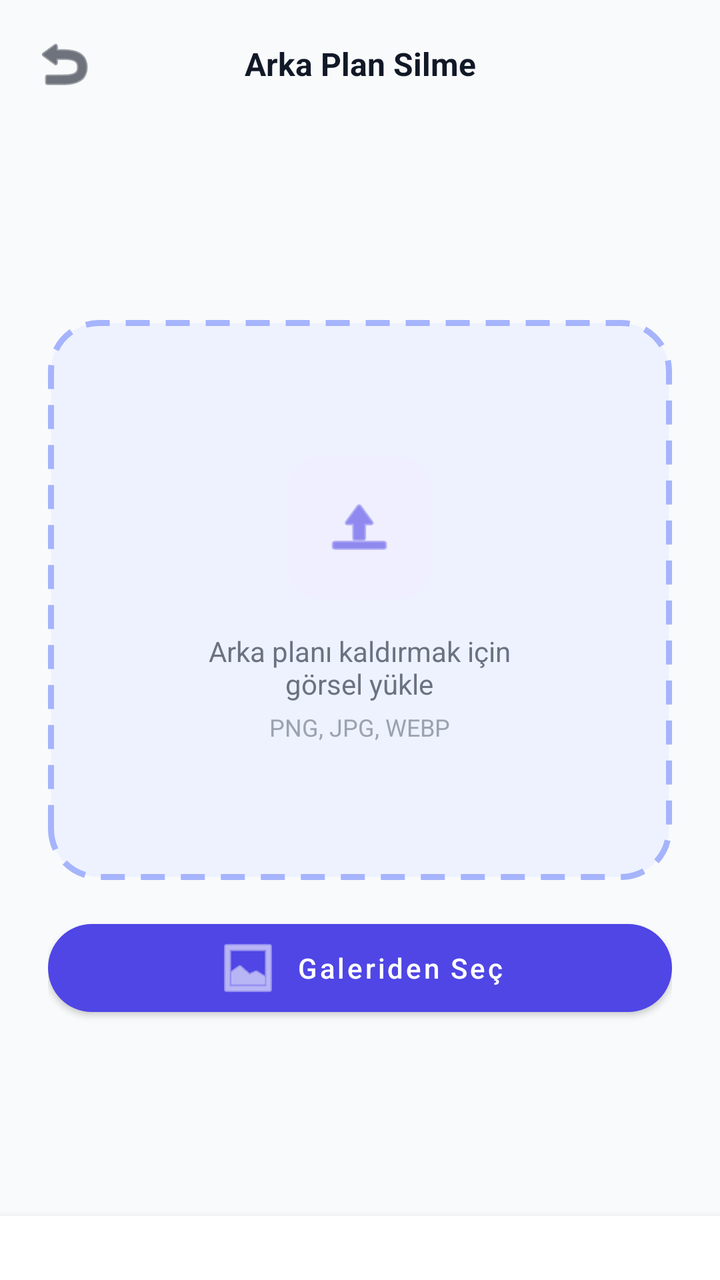
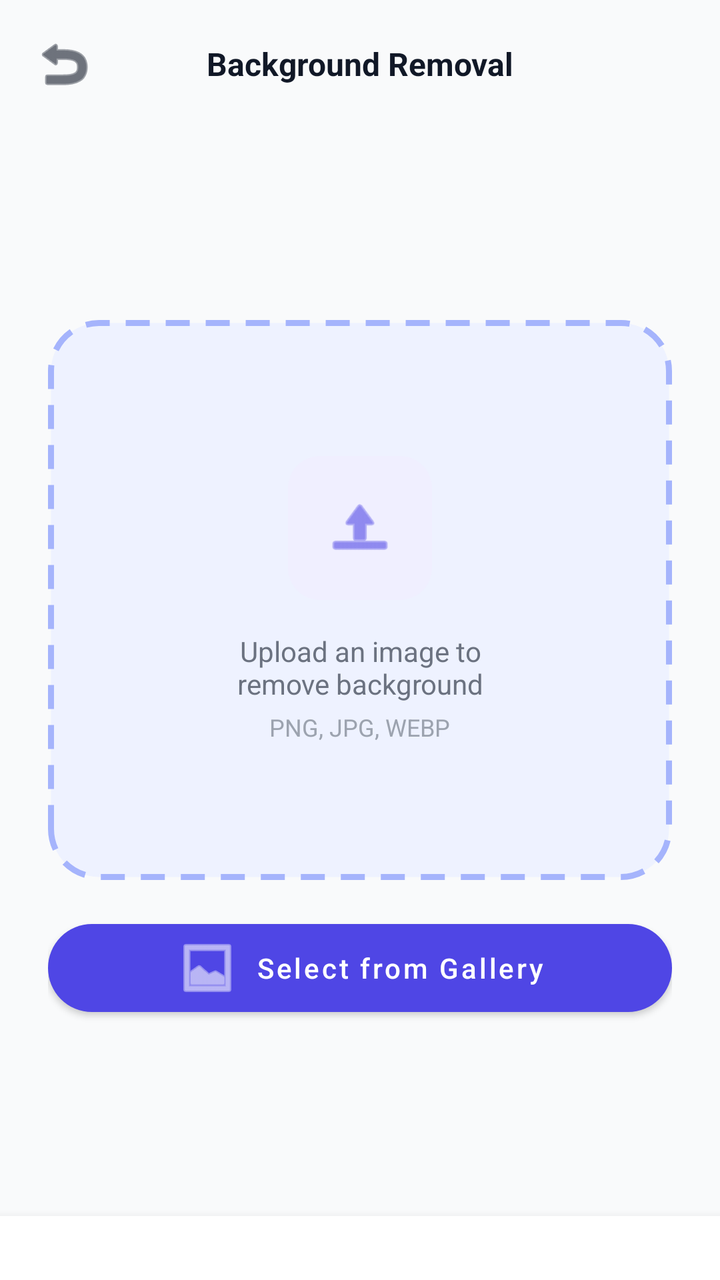

Two renders of the same Android screen: before a commit and after it. Below are the layout's source before the change and the commit's diff.
<!-- AndroidManifest.xml: application theme Theme.AIPhotoEditor -->
<!-- res/layout/activity_remove_bg.xml -->
<?xml version="1.0" encoding="utf-8"?>
<LinearLayout xmlns:android="http://schemas.android.com/apk/res/android"
    xmlns:app="http://schemas.android.com/apk/res-auto"
    android:layout_width="match_parent"
    android:layout_height="match_parent"
    android:background="?android:colorBackground"
    android:orientation="vertical">

    
    <LinearLayout
        android:layout_width="match_parent"
        android:layout_height="@dimen/toolbar_height"
        android:gravity="center_vertical"
        android:orientation="horizontal"
        android:paddingHorizontal="@dimen/spacing_sm">

        <ImageButton
            android:id="@+id/btn_back"
            android:layout_width="48dp"
            android:layout_height="48dp"
            android:background="?selectableItemBackgroundBorderless"
            android:contentDescription="Geri"
            android:src="@android:drawable/ic_menu_revert"
            app:tint="?colorOnSurface" />

        <TextView
            android:layout_width="0dp"
            android:layout_height="wrap_content"
            android:layout_weight="1"
            android:gravity="center"
            android:text="@string/removebg_title"
            android:textColor="?colorOnSurface"
            android:textSize="@dimen/text_subtitle"
            android:textStyle="bold" />

        <View
            android:layout_width="48dp"
            android:layout_height="48dp" />
    </LinearLayout>

    
    <FrameLayout
        android:layout_width="match_parent"
        android:layout_height="0dp"
        android:layout_weight="1">

        
        <LinearLayout
            android:id="@+id/layout_select_image"
            android:layout_width="match_parent"
            android:layout_height="match_parent"
            android:gravity="center"
            android:orientation="vertical"
            android:padding="@dimen/spacing_lg">

            <FrameLayout
                android:layout_width="match_parent"
                android:layout_height="280dp"
                android:background="@drawable/bg_dropzone"
                android:clickable="true"
                android:focusable="true"
                android:id="@+id/btn_select_image">

                <LinearLayout
                    android:layout_width="wrap_content"
                    android:layout_height="wrap_content"
                    android:layout_gravity="center"
                    android:gravity="center"
                    android:orientation="vertical">

                    <FrameLayout
                        android:layout_width="72dp"
                        android:layout_height="72dp"
                        android:background="@drawable/bg_icon_upload">

                        <ImageView
                            android:layout_width="36dp"
                            android:layout_height="36dp"
                            android:layout_gravity="center"
                            android:src="@android:drawable/ic_menu_upload"
                            app:tint="@color/primary" />
                    </FrameLayout>

                    <TextView
                        android:layout_width="wrap_content"
                        android:layout_height="wrap_content"
                        android:layout_marginTop="@dimen/spacing_md"
                        android:gravity="center"
                        android:text="Arka planı kaldırmak için\ngörsel yükle"
                        android:textColor="@color/text_secondary_light"
                        android:textSize="@dimen/text_body" />

                    <TextView
                        android:layout_width="wrap_content"
                        android:layout_height="wrap_content"
                        android:layout_marginTop="@dimen/spacing_xs"
                        android:text="PNG, JPG, WEBP"
                        android:textColor="@color/text_tertiary_light"
                        android:textSize="@dimen/text_caption" />
                </LinearLayout>
            </FrameLayout>

            <com.google.android.material.button.MaterialButton
                android:id="@+id/btn_select_image_alt"
                android:layout_width="match_parent"
                android:layout_height="@dimen/button_height"
                android:layout_marginTop="@dimen/spacing_md"
                android:text="@string/select_from_gallery"
                android:textAllCaps="false"
                android:textSize="@dimen/text_body"
                app:cornerRadius="@dimen/button_corner_radius_pill"
                app:icon="@android:drawable/ic_menu_gallery"
                app:iconGravity="textStart" />
        </LinearLayout>

        
        <LinearLayout
            android:id="@+id/layout_preview"
            android:layout_width="match_parent"
            android:layout_height="match_parent"
            android:gravity="center"
            android:orientation="vertical"
            android:padding="@dimen/spacing_lg"
            android:visibility="gone">

            <com.google.android.material.card.MaterialCardView
                android:layout_width="match_parent"
                android:layout_height="0dp"
                android:layout_weight="1"
                app:cardBackgroundColor="?colorSurface"
                app:cardCornerRadius="@dimen/card_corner_radius"
                app:cardElevation="@dimen/card_elevation">

                <ImageView
                    android:id="@+id/img_original"
                    android:layout_width="match_parent"
                    android:layout_height="match_parent"
                    android:scaleType="fitCenter" />
            </com.google.android.material.card.MaterialCardView>

            <TextView
                android:layout_width="wrap_content"
                android:layout_height="wrap_content"
                android:layout_marginTop="@dimen/spacing_sm"
                android:text="Orijinal Görsel"
                android:textColor="@color/text_tertiary_light"
                android:textSize="@dimen/text_caption" />
        </LinearLayout>

        
        <LinearLayout
            android:id="@+id/layout_result"
            android:layout_width="match_parent"
            android:layout_height="match_parent"
            android:gravity="center"
            android:orientation="vertical"
            android:padding="@dimen/spacing_lg"
            android:visibility="gone">

            <com.google.android.material.card.MaterialCardView
                android:layout_width="match_parent"
                android:layout_height="0dp"
                android:layout_weight="1"
                app:cardBackgroundColor="?colorSurface"
                app:cardCornerRadius="@dimen/card_corner_radius"
                app:cardElevation="@dimen/card_elevation">

                <FrameLayout
                    android:layout_width="match_parent"
                    android:layout_height="match_parent">

                    
                    <View
                        android:id="@+id/checkerboard_bg"
                        android:layout_width="match_parent"
                        android:layout_height="match_parent" />

                    <ImageView
                        android:id="@+id/img_result"
                        android:layout_width="match_parent"
                        android:layout_height="match_parent"
                        android:scaleType="fitCenter" />
                </FrameLayout>
            </com.google.android.material.card.MaterialCardView>

            <TextView
                android:layout_width="wrap_content"
                android:layout_height="wrap_content"
                android:layout_marginTop="@dimen/spacing_sm"
                android:text="✨ Arka plan kaldırıldı"
                android:textColor="@color/accent_green"
                android:textSize="@dimen/text_caption"
                android:textStyle="bold" />
        </LinearLayout>

        
        <FrameLayout
            android:id="@+id/layout_loading"
            android:layout_width="match_parent"
            android:layout_height="match_parent"
            android:background="@color/overlay_dark"
            android:visibility="gone">

            <com.google.android.material.card.MaterialCardView
                android:layout_width="280dp"
                android:layout_height="wrap_content"
                android:layout_gravity="center"
                app:cardBackgroundColor="?colorSurface"
                app:cardCornerRadius="@dimen/loading_card_corner"
                app:cardElevation="16dp">

                <LinearLayout
                    android:layout_width="match_parent"
                    android:layout_height="wrap_content"
                    android:gravity="center"
                    android:orientation="vertical"
                    android:padding="@dimen/loading_card_padding">

                    <com.google.android.material.progressindicator.CircularProgressIndicator
                        android:layout_width="48dp"
                        android:layout_height="48dp"
                        android:indeterminate="true"
                        app:indicatorColor="@color/secondary"
                        app:indicatorSize="48dp"
                        app:trackColor="@color/secondary_surface"
                        app:trackThickness="4dp" />

                    <TextView
                        android:layout_width="wrap_content"
                        android:layout_height="wrap_content"
                        android:layout_marginTop="@dimen/spacing_lg"
                        android:text="Yapay zeka çalışıyor…"
                        android:textColor="?colorOnSurface"
                        android:textSize="@dimen/text_subtitle"
                        android:textStyle="bold" />

                    <TextView
                        android:layout_width="wrap_content"
                        android:layout_height="wrap_content"
                        android:layout_marginTop="@dimen/spacing_xs"
                        android:text="Arka plan kaldırılıyor"
                        android:textColor="@color/text_secondary_light"
                        android:textSize="@dimen/text_caption" />
                </LinearLayout>
            </com.google.android.material.card.MaterialCardView>
        </FrameLayout>
    </FrameLayout>

    
    <com.google.android.material.card.MaterialCardView
        android:id="@+id/layout_bottom_bar"
        android:layout_width="match_parent"
        android:layout_height="wrap_content"
        app:cardBackgroundColor="?colorSurface"
        app:cardCornerRadius="0dp"
        app:cardElevation="8dp">

        <LinearLayout
            android:layout_width="match_parent"
            android:layout_height="wrap_content"
            android:orientation="horizontal"
            android:padding="@dimen/spacing_md">

            
            <com.google.android.material.button.MaterialButton
                android:id="@+id/btn_process"
                android:layout_width="0dp"
                android:layout_height="@dimen/button_height"
                android:layout_weight="1"
                android:text="@string/removebg_process"
                android:textAllCaps="false"
                android:textSize="@dimen/text_body"
                android:visibility="gone"
                app:cornerRadius="@dimen/button_corner_radius_pill"
                app:icon="@android:drawable/ic_menu_send"
                app:iconGravity="textStart" />

            
            <com.google.android.material.button.MaterialButton
                android:id="@+id/btn_change_bg"
                style="@style/Widget.MaterialComponents.Button.OutlinedButton"
                android:layout_width="0dp"
                android:layout_height="@dimen/button_height"
                android:layout_weight="1"
                android:text="@string/removebg_change_bg"
                android:textAllCaps="false"
                android:textSize="@dimen/text_body"
                android:visibility="gone"
                app:cornerRadius="@dimen/button_corner_radius_pill"
                app:icon="@android:drawable/ic_menu_gallery"
                app:iconGravity="textStart"
                app:strokeColor="@color/primary" />

            
            <com.google.android.material.button.MaterialButton
                android:id="@+id/btn_save"
                android:layout_width="0dp"
                android:layout_height="@dimen/button_height"
                android:layout_marginStart="@dimen/spacing_sm"
                android:layout_weight="1"
                android:text="@string/save_image"
                android:textAllCaps="false"
                android:textSize="@dimen/text_body"
                android:visibility="gone"
                app:backgroundTint="@color/accent_green"
                app:cornerRadius="@dimen/button_corner_radius_pill"
                app:icon="@android:drawable/ic_menu_save"
                app:iconGravity="textStart" />
        </LinearLayout>
    </com.google.android.material.card.MaterialCardView>

</LinearLayout>
<!-- resources referenced by this layout -->
<resources>
  <color name="accent_green">#FF10B981</color>
  <color name="overlay_dark">#B3000000</color>
  <color name="primary">#FF4F46E5</color>
  <color name="secondary">#FF0EA5E9</color>
  <color name="secondary_surface">#FFEFF8FF</color>
  <color name="text_secondary_light">#FF6B7280</color>
  <color name="text_tertiary_light">#FF9CA3AF</color>
  <dimen name="button_corner_radius_pill">28dp</dimen>
  <dimen name="button_height">56dp</dimen>
  <dimen name="card_corner_radius">24dp</dimen>
  <dimen name="card_elevation">4dp</dimen>
  <dimen name="loading_card_corner">28dp</dimen>
  <dimen name="loading_card_padding">40dp</dimen>
  <dimen name="spacing_lg">24dp</dimen>
  <dimen name="spacing_md">16dp</dimen>
  <dimen name="spacing_sm">8dp</dimen>
  <dimen name="spacing_xs">4dp</dimen>
  <dimen name="text_body">14sp</dimen>
  <dimen name="text_caption">12sp</dimen>
  <dimen name="text_subtitle">16sp</dimen>
  <dimen name="toolbar_height">64dp</dimen>
  <string name="removebg_change_bg">Arka Plan Değiştir</string>
  <string name="removebg_process">Arka Planı Kaldır</string>
  <string name="removebg_title">Arka Plan Silme</string>
  <string name="save_image">Görseli Kaydet</string>
  <string name="select_from_gallery">Galeriden Seç</string>
  <style name="Theme.AIPhotoEditor" parent="Theme.MaterialComponents.DayNight.NoActionBar">
          
          <item name="colorPrimary">@color/primary</item>
          <item name="colorPrimaryVariant">@color/primary_dark</item>
          <item name="colorOnPrimary">@color/on_primary</item>
          
          <item name="colorSecondary">@color/secondary</item>
          <item name="colorSecondaryVariant">@color/secondary_dark</item>
          <item name="colorOnSecondary">@color/on_secondary</item>
          
          <item name="android:colorBackground">@color/background_light</item>
          <item name="colorSurface">@color/surface_light</item>
          <item name="colorOnSurface">@color/on_surface_light</item>
          
          <item name="android:statusBarColor">@color/background_light</item>
          <item name="android:windowLightStatusBar">true</item>
          <item name="android:navigationBarColor">@color/background_light</item>
          
          <item name="colorError">@color/error</item>
      </style>
  <dimen name="dropzone_corner_radius">24dp</dimen>
  <dimen name="dropzone_dash_width">3dp</dimen>
  <dimen name="dropzone_dash_gap">8dp</dimen>
  <color name="dropzone_bg_light">#FFEEF2FF</color>
  <dimen name="card_icon_box_radius">16dp</dimen>
  <color name="primary_surface">#FFF0EFFF</color>
  <color name="primary_dark">#FF4338CA</color>
  <color name="on_primary">#FFFFFFFF</color>
  <color name="secondary_dark">#FF0284C7</color>
  <color name="on_secondary">#FFFFFFFF</color>
  <color name="background_light">#FFF9FAFB</color>
  <color name="surface_light">#FFFFFFFF</color>
  <color name="on_surface_light">#FF111827</color>
  <color name="error">#FFEF4444</color>
  <!-- unchanged entries left out for length: 3 -->
</resources>

<!-- the commit's change to res/layout/activity_remove_bg.xml (unified diff, before → after) -->
@@ -19,7 +19,7 @@
             android:layout_width="48dp"
             android:layout_height="48dp"
             android:background="?selectableItemBackgroundBorderless"
-            android:contentDescription="Geri"
+            android:contentDescription="@string/content_desc_back"
             android:src="@android:drawable/ic_menu_revert"
             app:tint="?colorOnSurface" />
 
@@ -86,7 +86,7 @@
                         android:layout_height="wrap_content"
                         android:layout_marginTop="@dimen/spacing_md"
                         android:gravity="center"
-                        android:text="Arka planı kaldırmak için\ngörsel yükle"
+                        android:text="@string/dropzone_upload_removebg"
                         android:textColor="@color/text_secondary_light"
                         android:textSize="@dimen/text_body" />
 
@@ -94,7 +94,7 @@
                         android:layout_width="wrap_content"
                         android:layout_height="wrap_content"
                         android:layout_marginTop="@dimen/spacing_xs"
-                        android:text="PNG, JPG, WEBP"
+                        android:text="@string/dropzone_formats_basic"
                         android:textColor="@color/text_tertiary_light"
                         android:textSize="@dimen/text_caption" />
                 </LinearLayout>
@@ -142,7 +142,7 @@
                 android:layout_width="wrap_content"
                 android:layout_height="wrap_content"
                 android:layout_marginTop="@dimen/spacing_sm"
-                android:text="Orijinal Görsel"
+                android:text="@string/label_original_image"
                 android:textColor="@color/text_tertiary_light"
                 android:textSize="@dimen/text_caption" />
         </LinearLayout>
@@ -187,7 +187,7 @@
                 android:layout_width="wrap_content"
                 android:layout_height="wrap_content"
                 android:layout_marginTop="@dimen/spacing_sm"
-                android:text="✨ Arka plan kaldırıldı"
+                android:text="@string/success_removebg"
                 android:textColor="@color/accent_green"
                 android:textSize="@dimen/text_caption"
                 android:textStyle="bold" />
@@ -229,7 +229,7 @@
                         android:layout_width="wrap_content"
                         android:layout_height="wrap_content"
                         android:layout_marginTop="@dimen/spacing_lg"
-                        android:text="Yapay zeka çalışıyor…"
+                        android:text="@string/loading_ai_working"
                         android:textColor="?colorOnSurface"
                         android:textSize="@dimen/text_subtitle"
                         android:textStyle="bold" />
@@ -238,7 +238,7 @@
                         android:layout_width="wrap_content"
                         android:layout_height="wrap_content"
                         android:layout_marginTop="@dimen/spacing_xs"
-                        android:text="Arka plan kaldırılıyor"
+                        android:text="@string/loading_removebg"
                         android:textColor="@color/text_secondary_light"
                         android:textSize="@dimen/text_caption" />
                 </LinearLayout>
<!-- resource entries referenced after the edit -->
@@ -21,11 +21,18 @@
   <dimen name="text_caption">12sp</dimen>
   <dimen name="text_subtitle">16sp</dimen>
   <dimen name="toolbar_height">64dp</dimen>
-  <string name="removebg_change_bg">Arka Plan Değiştir</string>
-  <string name="removebg_process">Arka Planı Kaldır</string>
-  <string name="removebg_title">Arka Plan Silme</string>
-  <string name="save_image">Görseli Kaydet</string>
-  <string name="select_from_gallery">Galeriden Seç</string>
+  <string name="content_desc_back">Back</string>
+  <string name="dropzone_formats_basic">PNG, JPG, WEBP</string>
+  <string name="dropzone_upload_removebg">Upload an image to\nremove background</string>
+  <string name="label_original_image">Original Image</string>
+  <string name="loading_ai_working">AI is working…</string>
+  <string name="loading_removebg">Removing background</string>
+  <string name="removebg_change_bg">Change Background</string>
+  <string name="removebg_process">Remove Background</string>
+  <string name="removebg_title">Background Removal</string>
+  <string name="save_image">Save Image</string>
+  <string name="select_from_gallery">Select from Gallery</string>
+  <string name="success_removebg">✨ Background removed</string>
   <style name="Theme.AIPhotoEditor" parent="Theme.MaterialComponents.DayNight.NoActionBar">
           
           <item name="colorPrimary">@color/primary</item>
@@ -45,6 +52,9 @@
           <item name="android:navigationBarColor">@color/background_light</item>
           
           <item name="colorError">@color/error</item>
+          
+          <item name="android:windowBackground">@color/background_light</item>
+          <item name="android:windowAnimationStyle">@style/FadeAnimation</item>
       </style>
   <dimen name="dropzone_corner_radius">24dp</dimen>
   <dimen name="dropzone_dash_width">3dp</dimen>
@@ -60,6 +70,12 @@
   <color name="surface_light">#FFFFFFFF</color>
   <color name="on_surface_light">#FF111827</color>
   <color name="error">#FFEF4444</color>
+  <style name="FadeAnimation" parent="@android:style/Animation.Activity">
+          <item name="android:activityOpenEnterAnimation">@android:anim/fade_in</item>
+          <item name="android:activityOpenExitAnimation">@android:anim/fade_out</item>
+          <item name="android:activityCloseEnterAnimation">@android:anim/fade_in</item>
+          <item name="android:activityCloseExitAnimation">@android:anim/fade_out</item>
+      </style>
   <!-- unchanged entries left out for length: 3 -->
 </resources>
 
